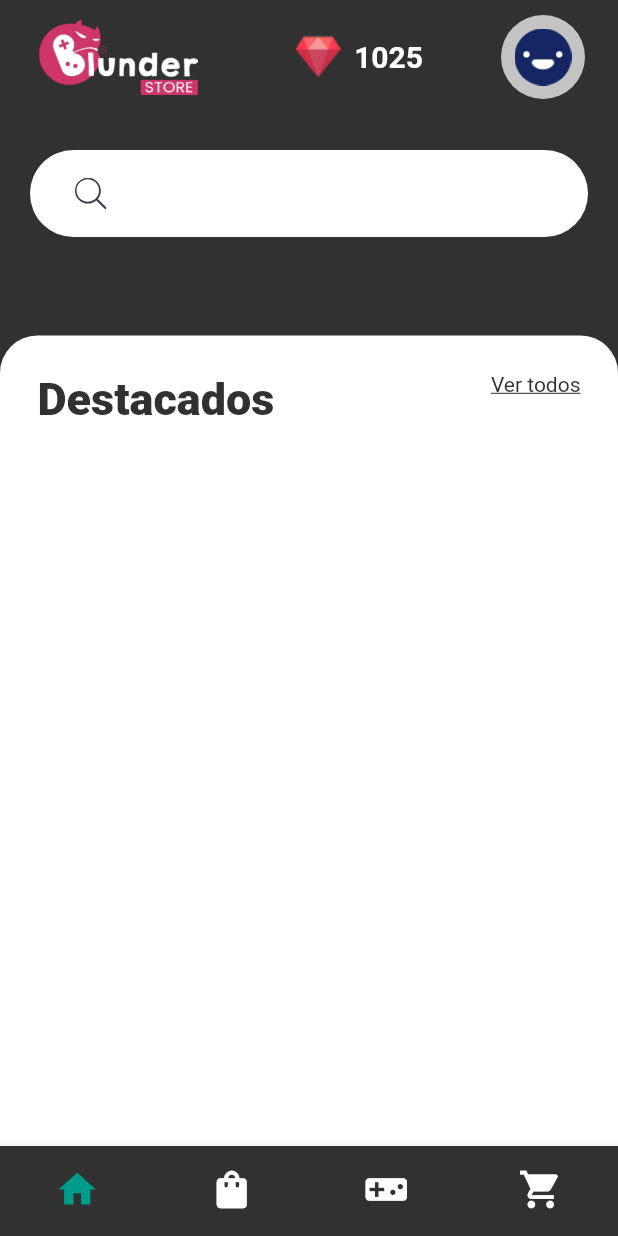
After one commit to joclpacheb/blunder_store_app, a Flutter app: the HomeScreen screen opened directly, on a phone screen of 412 x 824 dp. The commit adds this screen. Run offline on Flutter 3.47's test engine with Material 2 defaults, Android fonts, the phone set to English and light mode, and no system bars; our stand-ins replace flutter_svg.

Commit message:
:zap: Added and mapped the Bottom Navigation to the shop view and the orders view

```diff
--- a/lib/screens/main_shop.dart
+++ b/lib/screens/main_shop.dart
@@ -1,11 +1,12 @@
-// ignore_for_file: prefer_const_constructors, use_key_in_widget_constructors, prefer_const_literals_to_create_immutables
+// ignore_for_file: prefer_const_constructors, use_key_in_widget_constructors, prefer_const_literals_to_create_immutables, unused_field, prefer_final_fields
 
 import 'package:flutter/material.dart';
 import 'package:blunder_store_app/constants.dart';
-import 'package:blunder_store_app/widgets/search_bar.dart';
 //import 'package:blunder_store_app/widgets/category_card.dart';
-import 'package:blunder_store_app/widgets/bottom_nav_bar.dart';
+//import 'package:blunder_store_app/widgets/bottom_nav_bar.dart';
 //import 'package:blunder_store_app/screens/details_screen.dart';
+import 'package:blunder_store_app/screens/shop.dart';
+import 'package:blunder_store_app/screens/orders.dart';
 
 class MainShop extends StatefulWidget {
   @override
@@ -35,6 +36,11 @@
 
 class _HomeScreenState extends State<HomeScreen> {
   int _paginaActual = 0;
+
+  List<Widget> _paginas = [
+    ShopScreen(),
+    Orders(),
+  ];
 
   @override
   Widget build(BuildContext context) {
@@ -107,78 +113,45 @@
             ),
           ),
         ),
-        body: Column(
-          children: <Widget>[
-            Align(
-              alignment: Alignment.bottomCenter,
-              child: Stack(
-                children: <Widget>[
-                  Container(
-                    // Here the height of the container is 45% of our total height
-                    height: size.height * .15,
-                    decoration: BoxDecoration(
-                      color: Color(0xff313131),
-                    ),
-                  ),
-                  SafeArea(
-                    child: Padding(
-                      padding: const EdgeInsets.symmetric(horizontal: 20),
-                      child: Column(
-                        crossAxisAlignment: CrossAxisAlignment.start,
-                        children: <Widget>[
-                          SearchBar(),
-                        ],
-                      ),
-                    ),
-                  ),
-                ],
+        body: _paginas[_paginaActual],
+        bottomNavigationBar: BottomNavigationBar(
+          onTap: (index) {
+            setState(() {
+              _paginaActual = index;
+            });
+          },
+          currentIndex: _paginaActual,
+          showSelectedLabels: false,
+          showUnselectedLabels: false,
+          type: BottomNavigationBarType.fixed,
+          iconSize: 30.0,
+          backgroundColor: fondoDark,
+          selectedItemColor: primaryGreen,
+          unselectedItemColor: Colors.white,
+          items: [
+            BottomNavigationBarItem(
+              icon: Icon(
+                Icons.home,
               ),
+              label: "Inicio",
+              backgroundColor: fondoDark,
             ),
-            Expanded(
-              child: Container(
-                  decoration: BoxDecoration(
-                    color: Colors.white,
-                    borderRadius: BorderRadius.only(
-                      topLeft: Radius.circular(25.0),
-                      topRight: Radius.circular(25.0),
-                    ),
-                  ),
-                  padding: const EdgeInsets.all(25.0),
-                  child: Column(
-                    mainAxisAlignment: MainAxisAlignment.start,
-                    crossAxisAlignment: CrossAxisAlignment.start,
-                    mainAxisSize: MainAxisSize.min,
-                    children: <Widget>[
-                      Row(
-                        mainAxisAlignment: MainAxisAlignment.spaceBetween,
-                        crossAxisAlignment: CrossAxisAlignment.start,
-                        children: <Widget>[
-                          Text(
-                            "Destacados",
-                            style: TextStyle(
-                              fontWeight: FontWeight.w900,
-                              fontSize: 30.0,
-                              color: fondoDark,
-                            ),
-                          ),
-                          Text('Ver todos',
-                              style: TextStyle(
-                                decoration: TextDecoration.underline,
-                                fontSize: 14,
-                                color: fondoDark,
-                                fontWeight: FontWeight.w400,
-                              )),
-                        ],
-                      ),
-                      SingleChildScrollView(
-                        scrollDirection: Axis.horizontal,
-                        child: Row(),
-                      ),
-                    ],
-                  )),
+            BottomNavigationBarItem(
+              icon: Icon(Icons.shopping_bag),
+              label: "Pedidos",
+              backgroundColor: fondoDark,
+            ),
+            BottomNavigationBarItem(
+              icon: Icon(Icons.videogame_asset),
+              label: "Canjear Puntos",
+              backgroundColor: fondoDark,
+            ),
+            BottomNavigationBarItem(
+              icon: Icon(Icons.shopping_cart),
+              label: "Carrito",
+              backgroundColor: fondoDark,
             ),
           ],
-        ),
-        bottomNavigationBar: BottomNavBar());
+        ));
   }
 }
--- /dev/null
+++ b/lib/screens/shop.dart
@@ -0,0 +1,85 @@
+// ignore_for_file: prefer_const_constructors, prefer_const_literals_to_create_immutables
+
+import 'package:flutter/material.dart';
+import 'package:blunder_store_app/constants.dart';
+import 'package:blunder_store_app/widgets/search_bar.dart';
+
+class ShopScreen extends StatelessWidget {
+  const ShopScreen({Key? key}) : super(key: key);
+
+  @override
+  Widget build(BuildContext context) {
+    return Column(
+      children: <Widget>[
+        Align(
+          alignment: Alignment.bottomCenter,
+          child: Stack(
+            children: <Widget>[
+              Container(
+                // Here the height of the container is 45% of our total height
+                height: MediaQuery.of(context).size.height * .15,
+                decoration: BoxDecoration(
+                  color: Color(0xff313131),
+                ),
+              ),
+              SafeArea(
+                child: Padding(
+                  padding: const EdgeInsets.symmetric(horizontal: 20),
+                  child: Column(
+                    crossAxisAlignment: CrossAxisAlignment.start,
+                    children: <Widget>[
+                      SearchBar(),
+                    ],
+                  ),
+                ),
+              ),
+            ],
+          ),
+        ),
+        Expanded(
+          child: Container(
+              decoration: BoxDecoration(
+                color: Colors.white,
+                borderRadius: BorderRadius.only(
+                  topLeft: Radius.circular(25.0),
+                  topRight: Radius.circular(25.0),
+                ),
+              ),
+              padding: const EdgeInsets.all(25.0),
+              child: Column(
+                mainAxisAlignment: MainAxisAlignment.start,
+                crossAxisAlignment: CrossAxisAlignment.start,
+                mainAxisSize: MainAxisSize.min,
+                children: <Widget>[
+                  Row(
+                    mainAxisAlignment: MainAxisAlignment.spaceBetween,
+                    crossAxisAlignment: CrossAxisAlignment.start,
+                    children: <Widget>[
+                      Text(
+                        "Destacados",
+                        style: TextStyle(
+                          fontWeight: FontWeight.w900,
+                          fontSize: 30.0,
+                          color: fondoDark,
+                        ),
+                      ),
+                      Text('Ver todos',
+                          style: TextStyle(
+                            decoration: TextDecoration.underline,
+                            fontSize: 14,
+                            color: fondoDark,
+                            fontWeight: FontWeight.w400,
+                          )),
+                    ],
+                  ),
+                  SingleChildScrollView(
+                    scrollDirection: Axis.horizontal,
+                    child: Row(),
+                  ),
+                ],
+              )),
+        ),
+      ],
+    );
+  }
+}
```
Also changed, not shown: lib/screens/orders.dart (added, +60 -0 lines), lib/widgets/bottom_nav_bar.dart (+17 -55 lines).
